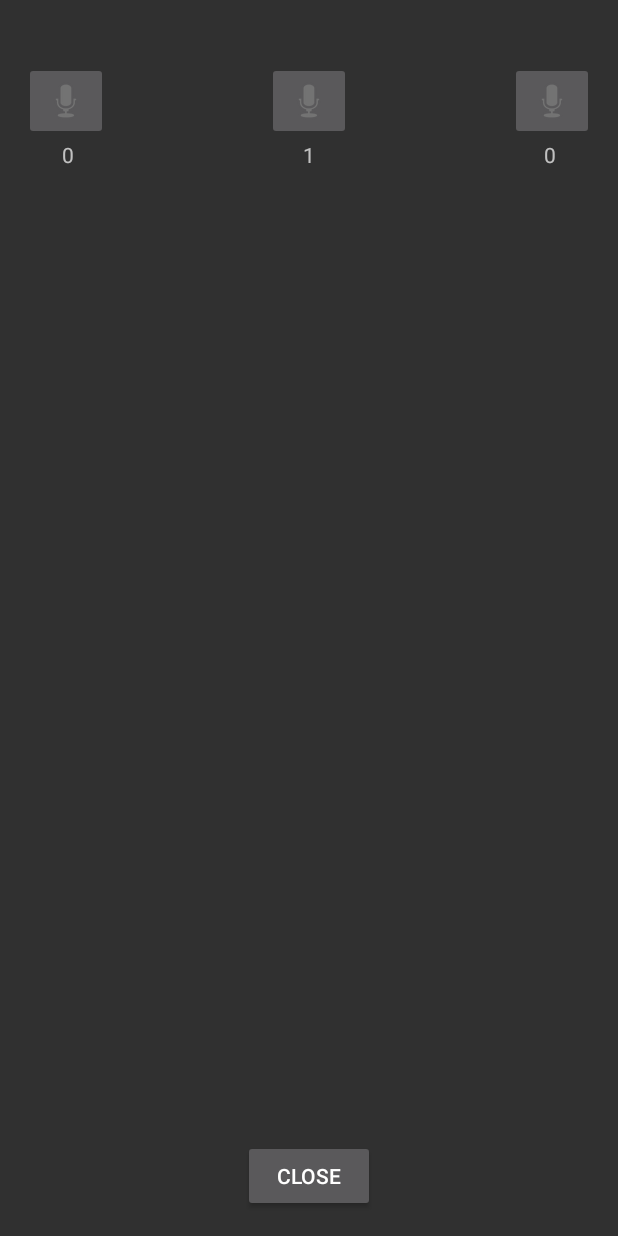
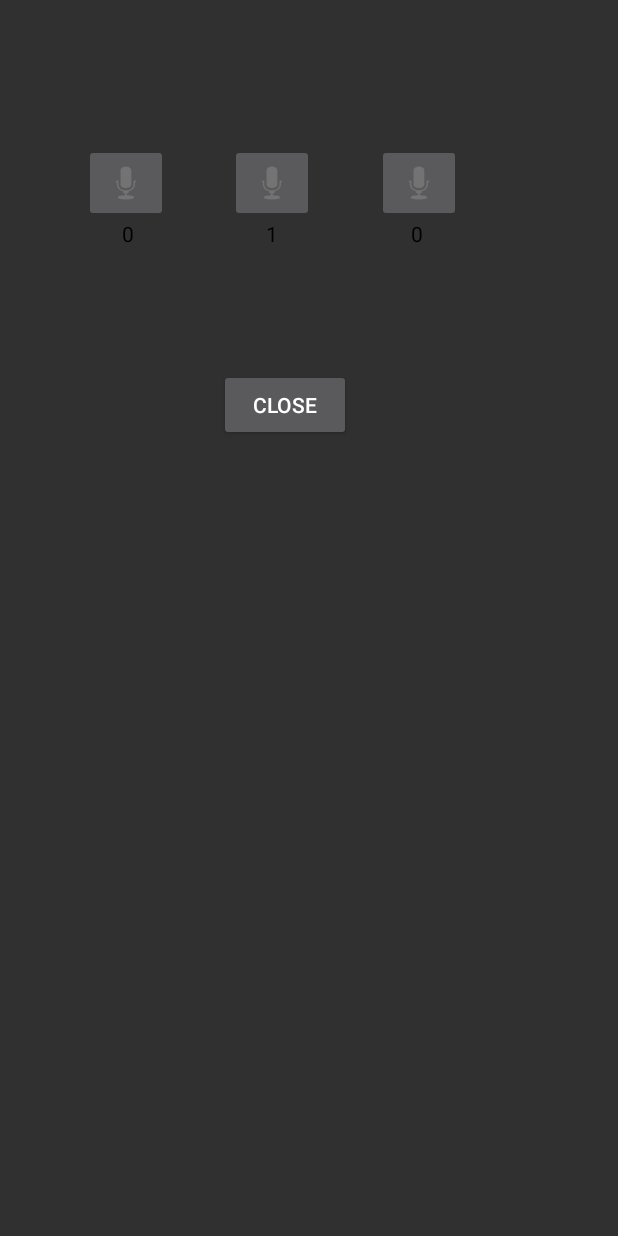
Before and after one commit to mroien/Arithimagicians, an Android app: the layout activity_inventory.xml on its own in the app's theme, with its tools: preview values and no code run, on a phone screen of 412 x 824 dp. Run offline under Robolectric (Android 15) with nearby library versions, the phone set to English and light mode, and no system bars.

```diff
--- a/Arithimagicians/app/build.gradle
+++ b/Arithimagicians/app/build.gradle
@@ -23,4 +23,5 @@ dependencies {
     compile fileTree(dir: 'libs', include: ['*.jar'])
     testCompile 'junit:junit:4.12'
     compile 'com.android.support:appcompat-v7:23.0.1'
+    compile 'com.android.support:design:23.0.1'
 }
--- a/Arithimagicians/app/src/main/res/layout/activity_inventory.xml
+++ b/Arithimagicians/app/src/main/res/layout/activity_inventory.xml
@@ -1,40 +1,42 @@
 <?xml version="1.0" encoding="utf-8"?>
 <RelativeLayout xmlns:android="http://schemas.android.com/apk/res/android"
-    xmlns:tools="http://schemas.android.com/tools" android:layout_width="match_parent"
-    android:layout_height="match_parent" android:paddingLeft="@dimen/activity_horizontal_margin"
+    xmlns:tools="http://schemas.android.com/tools"  android:paddingLeft="@dimen/activity_horizontal_margin"
     android:paddingRight="@dimen/activity_horizontal_margin"
     android:paddingTop="@dimen/activity_vertical_margin"
     android:paddingBottom="@dimen/activity_vertical_margin"
     android:contentDescription="Inventory"
-    tools:context="ics499.arithimagicians.InventoryActivity">
+    tools:context="ics499.arithimagicians.InventoryActivity"
+    android:layout_width="wrap_content"
+    android:layout_height="wrap_content">
 
     <ImageButton
         android:layout_width="wrap_content"
         android:layout_height="wrap_content"
         android:id="@+id/healthPotionButton"
-        android:layout_alignParentTop="true"
-        android:layout_alignParentLeft="true"
-        android:layout_alignParentStart="true"
-        android:layout_marginTop="25dp"
         android:src="@android:drawable/ic_btn_speak_now"
-        android:onClick="useHealthPotion"/>
+        android:onClick="useHealthPotion"
+        android:layout_marginTop="80dp"
+        android:layout_marginLeft="40dp"
+/>
 
     <ImageButton
         android:layout_width="wrap_content"
         android:layout_height="wrap_content"
         android:id="@+id/manaPotionButton"
         android:src="@android:drawable/ic_btn_speak_now"
-        android:layout_alignTop="@+id/healthPotionButton"
-        android:layout_centerHorizontal="true" />
+        android:layout_marginTop="80dp"
+        android:layout_marginLeft="137dp"
+      />
 
     <ImageButton
         android:layout_width="wrap_content"
         android:layout_height="wrap_content"
         android:id="@+id/randomShitbutton"
         android:src="@android:drawable/ic_btn_speak_now"
-        android:layout_alignTop="@+id/manaPotionButton"
-        android:layout_alignParentRight="true"
-        android:layout_alignParentEnd="true" />
+        android:layout_marginLeft="235dp"
+        android:layout_marginTop="80dp"
+
+ />
 
     <TextView
         android:layout_width="wrap_content"
@@ -42,10 +44,9 @@
         android:textAppearance="?android:attr/textAppearanceSmall"
         android:text="0"
         android:id="@+id/healthPotionTextView"
-        android:layout_below="@+id/healthPotionButton"
-        android:layout_alignParentLeft="true"
-        android:layout_alignParentStart="true"
-        android:layout_marginLeft="25dp"/>
+        android:layout_marginLeft="65dp"
+        android:layout_marginTop="130dp"
+        android:textColor="#000000" />
 
     <TextView
         android:layout_width="wrap_content"
@@ -53,8 +54,9 @@
         android:textAppearance="?android:attr/textAppearanceSmall"
         android:text="1"
         android:id="@+id/textView2"
-        android:layout_below="@+id/manaPotionButton"
-        android:layout_centerHorizontal="true" />
+        android:layout_marginLeft="161dp"
+        android:layout_marginTop="130dp"
+        android:textColor="#000000" />
 
     <TextView
         android:layout_width="wrap_content"
@@ -62,17 +64,16 @@
         android:textAppearance="?android:attr/textAppearanceSmall"
         android:text="0"
         android:id="@+id/textView3"
-        android:layout_below="@+id/randomShitbutton"
-        android:layout_alignParentRight="true"
-        android:layout_alignParentEnd="true"
-        android:layout_marginRight="25dp"/>
+        android:layout_marginLeft="258dp"
+        android:layout_marginTop="130dp"
+        android:textColor="#000000" />
 
     <Button
         android:layout_width="wrap_content"
         android:layout_height="wrap_content"
         android:text="Close"
         android:id="@+id/closeButton"
-        android:layout_alignParentBottom="true"
-        android:layout_centerHorizontal="true"
-        android:onClick="closeClick"/>
+        android:onClick="closeClick"
+        android:layout_marginTop="230dp"
+        android:layout_marginLeft="130dp"/>
 </RelativeLayout>
--- /dev/null
+++ b/Arithimagicians/app/src/main/res/values-v21/styles.xml
@@ -0,0 +1,2 @@
+<resources>>
+</resources>
--- a/Arithimagicians/app/src/main/res/values/dimens.xml
+++ b/Arithimagicians/app/src/main/res/values/dimens.xml
@@ -2,4 +2,5 @@
     <!-- Default screen margins, per the Android Design guidelines. -->
     <dimen name="activity_horizontal_margin">16dp</dimen>
     <dimen name="activity_vertical_margin">16dp</dimen>
+    <dimen name="fab_margin">16dp</dimen>
 </resources>
--- a/Arithimagicians/app/src/main/res/values/strings.xml
+++ b/Arithimagicians/app/src/main/res/values/strings.xml
@@ -4,4 +4,7 @@
 
 <!-- TODO: Remove or change this placeholder text -->
     <string name="hello_blank_fragment">Hello blank fragment</string>
+    <string name="MapDescriptionActivity">MapDescriptionActivity</string>
+    <string name="Level1_1">LEVEL 1-1 Desc-LEVEL 1-1 Desc-LEVEL 1-1 Desc-LEVEL 1-1 Desc-LEVEL 1-1 Desc-LEVEL 1-1 Desc-LEVEL 1-1 Desc-LEVEL 1-1 Desc-LEVEL 1-1 Desc-</string>
+    <string name="Level1_2">LEVEL1-2 Desc-LEVEL1-2 Desc-LEVEL1-2 Desc-LEVEL1-2 Desc-LEVEL1-2 Desc-LEVEL1-2 Desc-LEVEL1-2 Desc-LEVEL1-2 Desc-LEVEL1-2 Desc-LEVEL1-2 Desc-</string>
 </resources>
--- a/Arithimagicians/app/src/main/res/values/styles.xml
+++ b/Arithimagicians/app/src/main/res/values/styles.xml
@@ -9,8 +9,16 @@
     </style>
 
     <style name="InventoryDialog" parent="@android:style/Theme.Holo.Dialog">
-       <item name="android:windowBackground">@drawable/title_splash_screenres</item>
+       <item name="android:windowBackground">@drawable/mapdesc</item>
         <item name="android:windowNoTitle">true</item>
     </style>
 
+    <style name="MapDescriptionDialog" parent="@android:style/Theme.Holo.Dialog">
+        <item name="android:windowBackground">@drawable/mapdesc</item>
+        <item name="android:windowNoTitle">true</item>
+    </style>
+
+    <style name="AppTheme.AppBarOverlay" parent="ThemeOverlay.AppCompat.Dark.ActionBar" />
+    <style name="AppTheme.PopupOverlay" parent="ThemeOverlay.AppCompat.Light" />
+
 </resources>
```
Also changed, not shown: Arithimagicians/app/src/main/AndroidManifest.xml (+9 -3 lines), Arithimagicians/app/src/main/java/ics499/arithimagicians/DisplayMap.java (+42 -0 lines), Arithimagicians/app/src/main/java/ics499/arithimagicians/MainActivity.java (+43 -0 lines), Arithimagicians/app/src/main/java/ics499/arithimagicians/MapDescriptionActivity.java (added, +56 -0 lines), Arithimagicians/app/src/main/res/layout/activity_main.xml (+15 -2 lines), Arithimagicians/app/src/main/res/layout/activity_map1_1.xml (+16 -3 lines), Arithimagicians/app/src/main/res/layout/activity_map1_2.xml (+26 -0 lines), Arithimagicians/app/src/main/res/layout/activity_map_descripition.xml (added, +46 -0 lines), Arithimagicians/app/src/main/res/drawable-nodpi/mapdesc.png (added), Arithimagicians/app/src/main/res/drawable-nodpi/mapdescriptionbackground.png (added), Arithimagicians/app/src/main/res/drawable-nodpi/mapdesctransparent.png (added), Arithimagicians/app/src/main/res/drawable/mapdialogedited.jpg (added), 1 other file.
